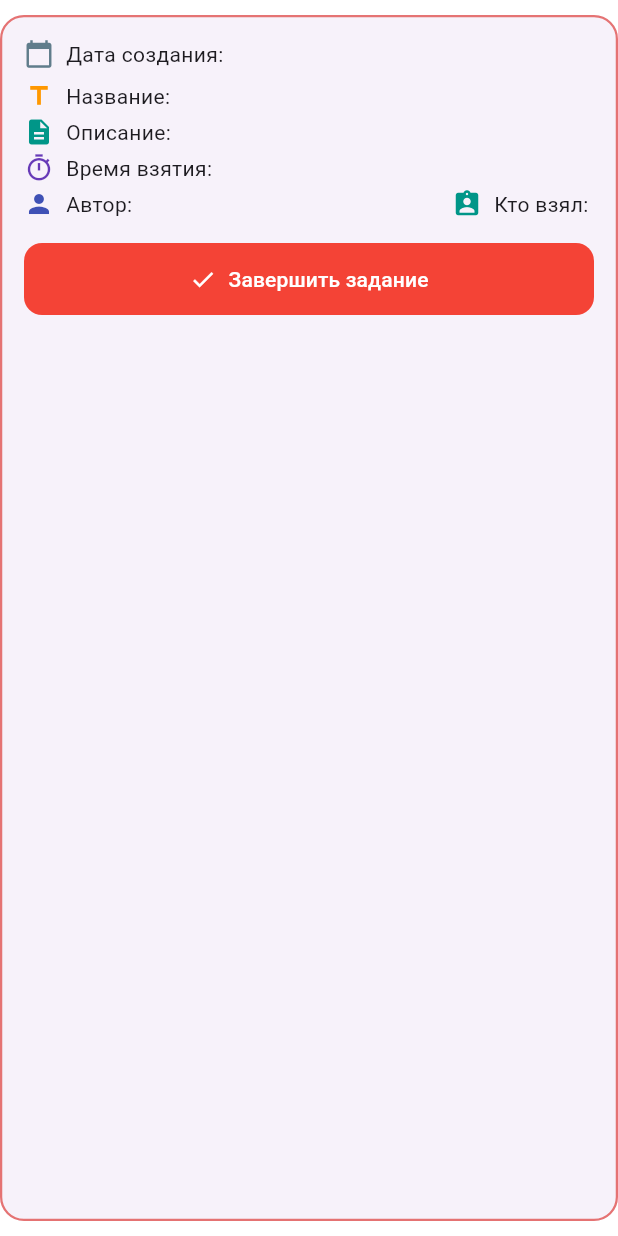
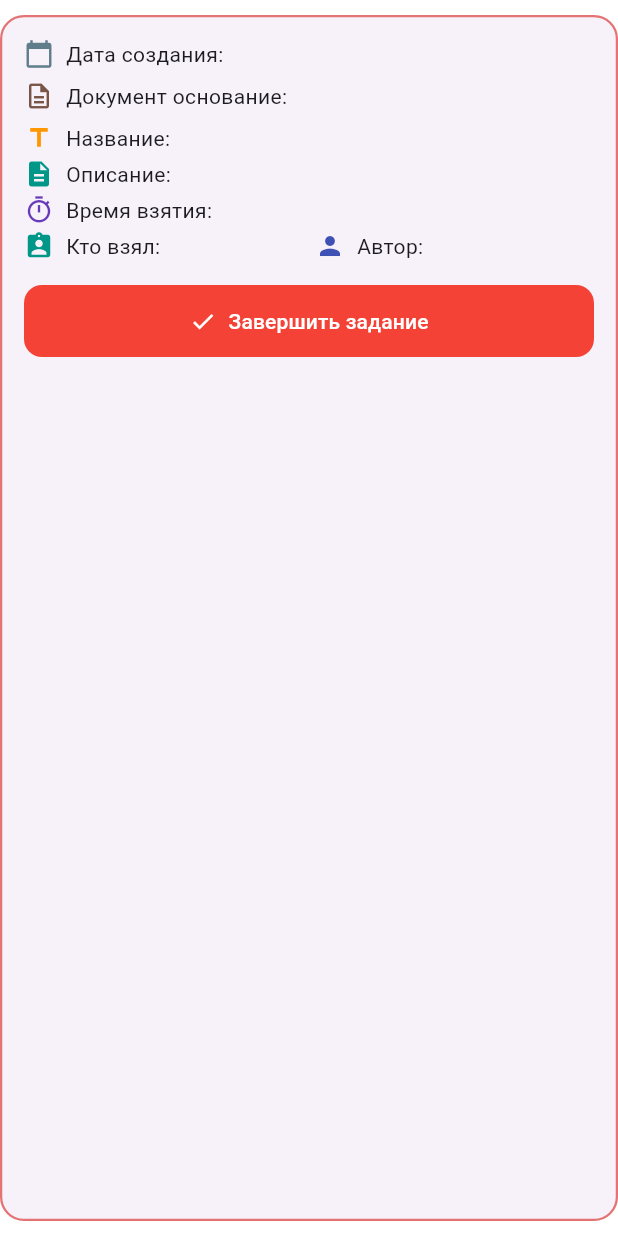
Before and after one commit to Heijin/ProfitLeagueDocuments, a Flutter app: the TaskCard widget shown alone on an empty page, opened directly with empty values, on a phone screen of 412 x 824 dp. Run offline on Flutter 3.47's test engine with Material 3 defaults, Android fonts, the phone set to English and light mode, and no system bars; our stand-ins replace device_info_plus, firebase_core, firebase_messaging, flutter_local_notifications, flutter_secure_storage, image_picker and 4 more; missing offline and left inert: app_settings, google_api_availability, mobile_scanner, pro_image_editor; accounts and stored records are empty; network calls fail; project files that could hold a hidden picture were left out.

```diff
--- a/lib/api/models/task.dart
+++ b/lib/api/models/task.dart
@@ -8,6 +8,11 @@ class Task {
   final String whoTake;
   bool isNew;
   final String id;
+  final String type;
+
+  // новые поля
+  final String doc;
+  final List<String> goods;
 
   Task({
     required this.date,
@@ -18,6 +23,9 @@ class Task {
     required this.whoTake,
     required this.isNew,
     required this.id,
+    required this.type,
+    required this.doc,
+    required this.goods,
   });
 
   factory Task.fromJson(Map<String, dynamic> json) {
@@ -25,13 +33,17 @@ class Task {
       date: json['date'] ?? '',
       name: json['name'] ?? '',
       description: json['description'] ?? '',
-      getTime: json['getTime'] ?? 'нет',
+      getTime: (json['getTime'] as String?)?.isNotEmpty == true ? json['getTime'] : 'нет',
       author: json['author'] ?? '',
-      whoTake: json['whoTake'] ?? 'никто',
-      isNew: json['isNew'] is String
-          ? json['isNew'].toLowerCase() == 'true'
-          : json['isNew'] ?? false,
-      id: json['id'].toString(),
+      whoTake: (json['whoTake'] as String?)?.isNotEmpty == true ? json['whoTake'] : 'никто',
+      isNew: json['isNew'] ?? false,
+      id: json['id'] ?? '',
+      type: json['type'] ?? '',
+      doc: json['doc'] ?? '',
+      goods: (json['goods'] as List<dynamic>?)
+          ?.map((e) => e.toString())
+          .toList() ??
+          [],
     );
   }
 }
--- a/lib/features/documents/screens/task_card.dart
+++ b/lib/features/documents/screens/task_card.dart
@@ -32,26 +32,21 @@ class TaskCard extends StatelessWidget {
         child: Column(
           crossAxisAlignment: CrossAxisAlignment.start,
           children: [
-            _rowWithIcon(Icons.calendar_today, 'Дата создания: ${task.date}',
-                color: Colors.blueGrey),
+            _rowWithIcon(Icons.calendar_today, 'Дата создания: ${task.date}', color: Colors.blueGrey),
             const SizedBox(height: 8),
-            _rowWithIcon(Icons.title, 'Название: ${task.name}',
-                color: Colors.orange),
+            _rowWithIcon(Icons.description_outlined, 'Документ основание: ${task.doc}', color: Colors.brown),
+            const SizedBox(height: 8),
+            _rowWithIcon(Icons.title, 'Название: ${task.name}', color: Colors.orange),
             const SizedBox(height: 4),
-            _rowWithIcon(Icons.description, 'Описание: ${task.description}',
-                color: Colors.teal),
+            _rowWithIconWithGoods(Icons.description, 'Описание: ${task.description}', task.goods, context, color: Colors.teal),
             const SizedBox(height: 4),
-            _rowWithIcon(Icons.timer_outlined, 'Время взятия: ${task.getTime}',
-                color: Colors.deepPurple),
+            _rowWithIcon(Icons.timer_outlined, 'Время взятия: ${task.getTime}', color: Colors.deepPurple),
             const SizedBox(height: 4),
             Row(
-              mainAxisAlignment: MainAxisAlignment.spaceBetween,
               children: [
-                _rowWithIcon(Icons.person, 'Автор: ${task.author}',
-                    color: Colors.indigo),
-                _rowWithIcon(
-                    Icons.assignment_ind, 'Кто взял: ${task.whoTake}',
-                    color: Colors.teal),
+                Expanded(child: _rowWithIcon(Icons.assignment_ind, 'Кто взял: ${task.whoTake}', color: Colors.teal)),
+                const SizedBox(width: 8),
+                Expanded(child: _rowWithIcon(Icons.person, 'Автор: ${task.author}', color: Colors.indigo)),
               ],
             ),
             const SizedBox(height: 16),
@@ -67,18 +62,12 @@ class TaskCard extends StatelessWidget {
               )
                   : ElevatedButton.icon(
                 onPressed: task.isNew ? onTake : onComplete,
-                icon:
-                Icon(task.isNew ? Icons.play_arrow : Icons.check),
-                label: Text(
-                    task.isNew ? 'Взять в работу' : 'Завершить задание'),
+                icon: Icon(task.isNew ? Icons.play_arrow : Icons.check),
+                label: Text(task.isNew ? 'Взять в работу' : 'Завершить задание'),
                 style: ElevatedButton.styleFrom(
-                  backgroundColor:
-                  task.isNew ? Colors.green : Colors.red,
+                  backgroundColor: task.isNew ? Colors.green : Colors.red,
                   foregroundColor: Colors.white,
-                  padding: const EdgeInsets.symmetric(
-                    horizontal: 20,
-                    vertical: 12,
-                  ),
+                  padding: const EdgeInsets.symmetric(horizontal: 20, vertical: 12),
                   shape: RoundedRectangleBorder(
                     borderRadius: BorderRadius.circular(12),
                   ),
@@ -93,11 +82,71 @@ class TaskCard extends StatelessWidget {
 
   Widget _rowWithIcon(IconData icon, String text, {Color? color}) {
     return Row(
+      mainAxisSize: MainAxisSize.min,
+      children: [
+        Icon(icon, size: 20, color: color),
+        const SizedBox(width: 8),
+        Flexible(child: Text(text)),
+      ],
+    );
+  }
+
+  Widget _rowWithIconWithGoods(IconData icon, String text, List<String> goods, BuildContext context, {Color? color}) {
+    return Row(
+      mainAxisSize: MainAxisSize.min,
+      crossAxisAlignment: CrossAxisAlignment.start,
       children: [
         Icon(icon, size: 20, color: color),
         const SizedBox(width: 8),
         Expanded(child: Text(text)),
+        if (goods.isNotEmpty)
+          InkWell(
+            onTap: () => _showGoodsDialog(context, goods),
+            child: Padding(
+              padding: const EdgeInsets.only(left: 4.0, top: 2),
+              child: Row(
+                mainAxisSize: MainAxisSize.min,
+                children: const [
+                  Icon(Icons.shopping_cart, size: 20, color: Colors.blue),
+                  SizedBox(width: 4),
+                  Text('Товары', style: TextStyle(color: Colors.blue)),
+                ],
+              ),
+            ),
+          ),
       ],
     );
   }
+
+  void _showGoodsDialog(BuildContext context, List<String> goods) {
+    showDialog(
+      context: context,
+      builder: (ctx) => AlertDialog(
+        title: const Text('Список товаров'),
+        content: SizedBox(
+          width: double.maxFinite,
+          height: 300,
+          child: Scrollbar(
+            thumbVisibility: true,
+            child: ListView.builder(
+              itemCount: goods.length,
+              itemBuilder: (context, index) {
+                return ListTile(
+                  dense: true,
+                  leading: Text('${index + 1}.'),
+                  title: Text(goods[index]),
+                );
+              },
+            ),
+          ),
+        ),
+        actions: [
+          TextButton(
+            onPressed: () => Navigator.pop(ctx),
+            child: const Text('Закрыть'),
+          ),
+        ],
+      ),
+    );
+  }
 }
--- a/lib/main_navigation.dart
+++ b/lib/main_navigation.dart
@@ -8,7 +8,6 @@ import 'package:profit_league_documents/features/settings/screens/settings_scree
 import 'package:profit_league_documents/firebase/firebase_service.dart';
 import 'features/notifications/screens/push_details_screen.dart';
 import 'navigation_service.dart';
-import 'package:flutter/foundation.dart';
 import 'package:firebase_messaging/firebase_messaging.dart';
 import 'package:app_settings/app_settings.dart';
 
--- a/lib/utils/device_utils.dart
+++ b/lib/utils/device_utils.dart
@@ -1,5 +1,4 @@
 import 'dart:io' show Platform;
-import 'package:flutter/foundation.dart';
 import 'package:google_api_availability/google_api_availability.dart';
 import 'dart:developer';
 
```
Also changed, not shown: lib/firebase/firebase_service.dart (+37 -21 lines), 1 other file.
